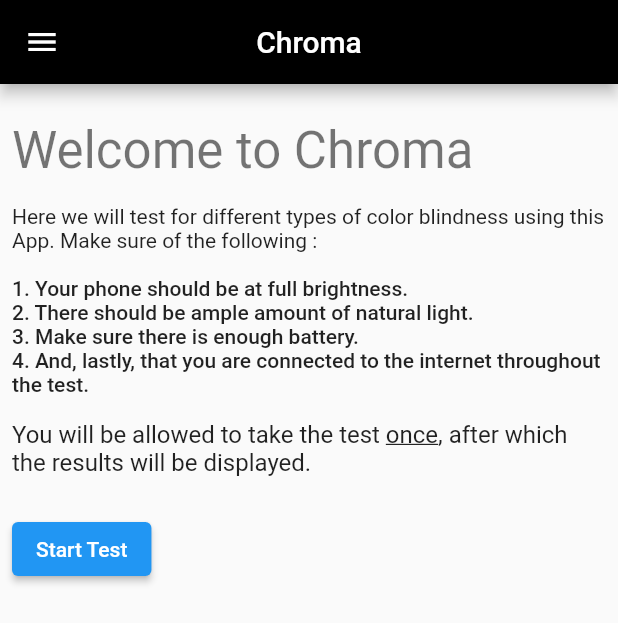
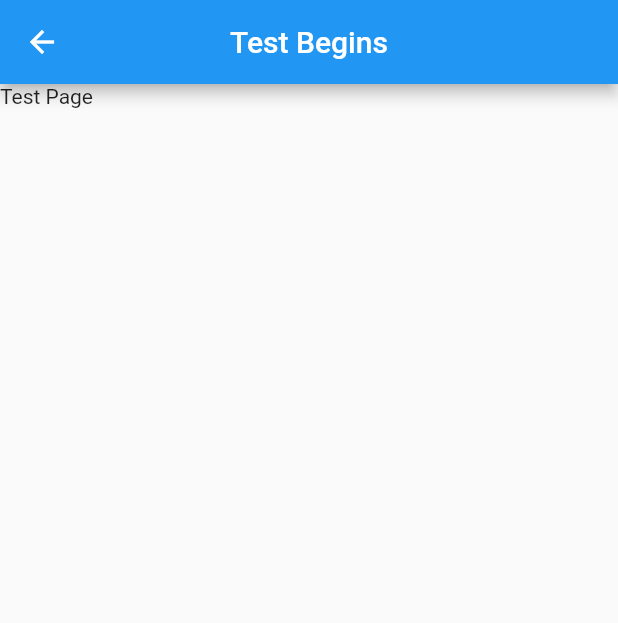
Before and after one commit to AgentTango/colorBlindTestingApp, a Flutter app: the LandingPage screen opened directly, after a tap on "Start Test", on a phone screen of 412 x 824 dp. Shown: the top 623 px of the screen. Run offline on Flutter 3.47's test engine with Material 2 defaults, Android fonts, the phone set to English and light mode, and no system bars; our stand-ins replace get, google_sign_in; network calls fail.

Commit message:
chore: added test page
Test Page added with cupertino routes.

```diff
--- a/lib/pages/landing_page.dart
+++ b/lib/pages/landing_page.dart
@@ -2,6 +2,8 @@
 
 import 'package:colorblindtestapp/controllers/login_controller.dart';
 import 'package:colorblindtestapp/pages/about_page.dart';
+import 'package:colorblindtestapp/pages/test_page.dart';
+import 'package:flutter/cupertino.dart';
 import 'package:flutter/material.dart';
 import 'package:flutter/services.dart';
 import 'package:get/get.dart';
@@ -9,6 +11,7 @@ import 'package:get/get.dart';
 class LandingPage extends StatelessWidget {
   LandingPage({Key? key}) : super(key: key);
   final loginController = Get.put(LoginController());
+
   String greeting() {
     var hour = DateTime.now().hour;
     if (hour < 12) {
@@ -56,7 +59,7 @@ class LandingPage extends StatelessWidget {
               leading: Icon(Icons.info),
               title: Text('About Chroma'),
               onTap: () {
-                Navigator.of(context).push(MaterialPageRoute(
+                Navigator.of(context).push(CupertinoPageRoute(
                     builder: (BuildContext context) => AboutPage()));
               },
             ),
@@ -105,16 +108,23 @@ class LandingPage extends StatelessWidget {
             Container(height: 16),
             RichText(
               text: TextSpan(
-                style: Theme.of(context).textTheme.bodyText2?.copyWith(fontSize: 16),
-                children: [
-                  TextSpan(text: "You will be allowed to take the test "),
-                  TextSpan(text: "once",style: TextStyle(decoration: TextDecoration.underline)),
-                  TextSpan(text: ", after which the results will be displayed.")
-                ]
-              ),
+                  style: Theme.of(context)
+                      .textTheme
+                      .bodyText2
+                      ?.copyWith(fontSize: 16),
+                  children: [
+                    TextSpan(text: "You will be allowed to take the test "),
+                    TextSpan(
+                        text: "once",
+                        style: TextStyle(decoration: TextDecoration.underline)),
+                    TextSpan(
+                        text: ", after which the results will be displayed.")
+                  ]),
             ),
             Container(height: 24),
-            ElevatedButton(onPressed: (){}, child: Text("Start Test"))
+            ElevatedButton(onPressed: () {
+              Navigator.of(context).push(CupertinoPageRoute(builder: (BuildContext buildContext)=>TestPage()));
+            }, child: Text("Start Test"))
           ],
         ),
       ),
--- /dev/null
+++ b/lib/pages/test_page.dart
@@ -0,0 +1,13 @@
+import 'package:flutter/material.dart';
+
+class TestPage extends StatelessWidget {
+  const TestPage({Key? key}) : super(key: key);
+
+  @override
+  Widget build(BuildContext context) {
+    return Scaffold(
+      appBar: AppBar(title: Text("Test Begins"),centerTitle: true,),
+      body: Text("Test Page"),
+    );
+  }
+}
```
